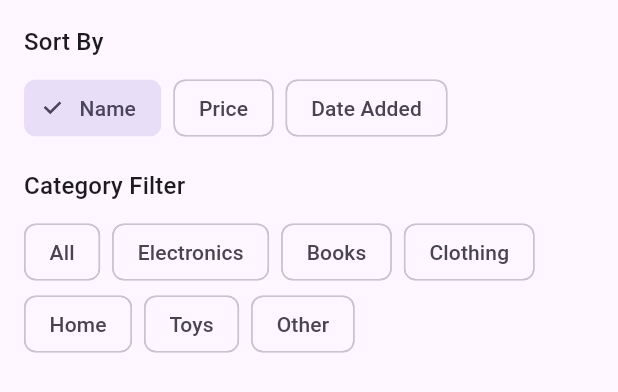
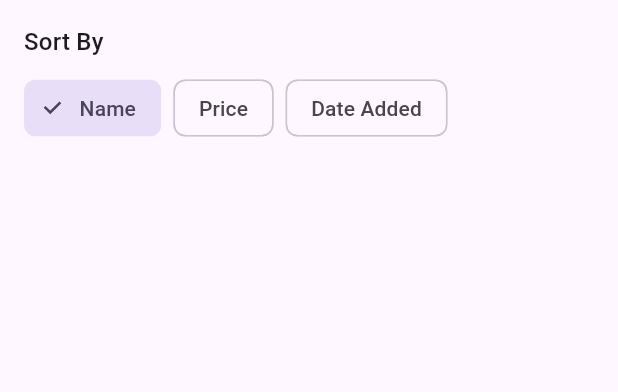
Before and after one commit to gabeduke/wikileet, a Flutter app: the GiftFilterSheet widget shown alone on an empty page, opened directly with empty values, on a phone screen of 412 x 824 dp. Shown: the top 392 px of the screen. Run offline on Flutter 3.47's test engine with Material 3 defaults, Android fonts, the light colour scheme and no system bars; our stand-ins replace cloud_firestore, firebase_auth, firebase_core, google_sign_in; accounts and stored records are empty.

Commit message:
Use label or tag css style
Fixes #5

---

For more details, open the [Copilot Workspace session](https://copilot-workspace.githubnext.com/gabeduke/wikileet/issues/5?shareId=XXXX-XXXX-XXXX-XXXX).

```diff
--- a/lib/screens/gift_list_screen.dart
+++ b/lib/screens/gift_list_screen.dart
@@ -260,9 +260,9 @@ class _GiftListScreenState extends State<GiftListScreen> {
                 style: const TextStyle(fontWeight: FontWeight.bold),
               ),
             if (gift.category != null)
-              Text(
-                'Category: ${gift.category}',
-                style: const TextStyle(fontStyle: FontStyle.italic),
+              Chip(
+                label: Text(gift.category!),
+                backgroundColor: Colors.blue.shade100,
               ),
           ],
         ),
--- a/lib/widgets/gift_filter_sheet.dart
+++ b/lib/widgets/gift_filter_sheet.dart
@@ -2,16 +2,12 @@ import 'package:flutter/material.dart';
 import '../models/gift_sort_option.dart';
 
 class GiftFilterSheet extends StatelessWidget {
-  final String? selectedCategory;
   final GiftSortOption sortOption;
-  final Function(String?) onCategoryChanged;
   final Function(GiftSortOption) onSortOptionChanged;
 
   const GiftFilterSheet({
     super.key,
-    required this.selectedCategory,
     required this.sortOption,
-    required this.onCategoryChanged,
     required this.onSortOptionChanged,
   });
 
@@ -42,37 +38,6 @@ class GiftFilterSheet extends StatelessWidget {
               );
             }).toList(),
           ),
-          const SizedBox(height: 16),
-          Text(
-            'Category Filter',
-            style: Theme.of(context).textTheme.titleMedium,
-          ),
-          const SizedBox(height: 8),
-          Wrap(
-            spacing: 8.0,
-            children: [
-              ChoiceChip(
-                label: const Text('All'),
-                selected: selectedCategory == null,
-                onSelected: (selected) {
-                  if (selected) {
-                    onCategoryChanged(null);
-                  }
-                },
-              ),
-              ..._getCommonCategories().map((category) {
-                return ChoiceChip(
-                  label: Text(category),
-                  selected: selectedCategory == category,
-                  onSelected: (selected) {
-                    if (selected) {
-                      onCategoryChanged(category);
-                    }
-                  },
-                );
-              }),
-            ],
-          ),
         ],
       ),
     );
@@ -88,15 +53,4 @@ class GiftFilterSheet extends StatelessWidget {
         return 'Date Added';
     }
   }
-
-  List<String> _getCommonCategories() {
-    return [
-      'Electronics',
-      'Books',
-      'Clothing',
-      'Home',
-      'Toys',
-      'Other',
-    ];
-  }
 }
```
